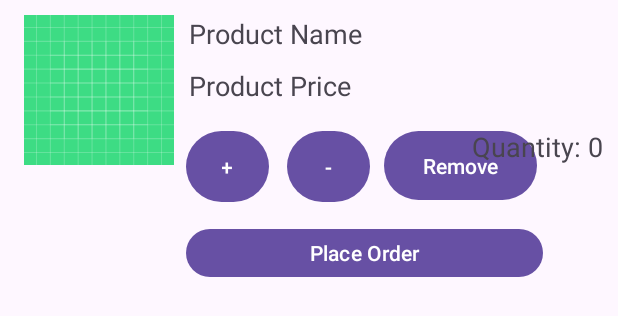
After one commit to LuciOddCode/MyCakeLk, an Android app: the layout item_product_cart.xml on its own in the app's theme, with its tools: preview values and no code run, on a phone screen of 412 x 824 dp. The commit adds this screen. Shown: the top 316 px of the screen. Run offline under Robolectric (Android 15) with nearby library versions, the phone set to English and light mode, and no system bars.

Commit message:
Changes has made

```diff
--- a/app/src/main/java/com/example/mycake/CakeAdapter.java
+++ b/app/src/main/java/com/example/mycake/CakeAdapter.java
@@ -28,7 +28,7 @@ public class CakeAdapter extends RecyclerView.Adapter<CakeAdapter.CakeViewHolder
     @NonNull
     @Override
     public CakeViewHolder onCreateViewHolder(@NonNull ViewGroup parent, int viewType) {
-        View view = LayoutInflater.from(parent.getContext()).inflate(R.layout.fragment_home, parent, false);
+        View view = LayoutInflater.from(parent.getContext()).inflate(R.layout.fragment_cake_item, parent, false);
         return new CakeViewHolder(view);
     }
 
@@ -67,7 +67,7 @@ public class CakeAdapter extends RecyclerView.Adapter<CakeAdapter.CakeViewHolder
             tvCakeName.setText("Name : "+cake.getName());
             tvCakePrice.setText("Price Rs: "+cake.getPrice());
             tvCakeDescription.setText(cake.getDescription());
-            ivCakeImage.setImageResource(Integer.parseInt(cake.getImage()));
+
             tvCakeCategory.setText("Category : "+cake.getCategory());
             btnAddToCart.setOnClickListener(v -> cakeActionListener.onAddToCart(cake));
 
--- a/app/src/main/java/com/example/mycake/MainActivity.java
+++ b/app/src/main/java/com/example/mycake/MainActivity.java
@@ -51,6 +51,8 @@ public class MainActivity extends AppCompatActivity {
         DBHelperUser dbHelperUser = new DBHelperUser(this);
         SQLiteDatabase db = dbHelperUser.getWritableDatabase();
 
+        dbHelperUser.addSampleData();
+
         /*login*/
         btnLogin.setOnClickListener(v -> {
             String email = txtEmail.getText().toString();
--- /dev/null
+++ b/app/src/main/res/layout/item_product_cart.xml
@@ -0,0 +1,115 @@
+<?xml version="1.0" encoding="utf-8"?>
+<androidx.constraintlayout.widget.ConstraintLayout xmlns:android="http://schemas.android.com/apk/res/android"
+    xmlns:tools="http://schemas.android.com/tools"
+    android:layout_width="match_parent"
+    android:layout_height="wrap_content"
+    xmlns:app="http://schemas.android.com/apk/res-auto">
+
+    <ImageView
+        android:id="@+id/image_view"
+        android:layout_width="100dp"
+        android:layout_height="100dp"
+        android:layout_marginStart="16dp"
+        android:layout_marginTop="10dp"
+        android:layout_marginBottom="10dp"
+        android:scaleType="centerCrop"
+        android:src="@drawable/ic_launcher_background"
+        app:layout_constraintBottom_toBottomOf="parent"
+        app:layout_constraintStart_toStartOf="parent"
+        app:layout_constraintTop_toTopOf="parent"
+        app:layout_constraintVertical_bias="0.0" />
+
+    <TextView
+        android:id="@+id/text_view_name"
+        android:layout_width="0dp"
+        android:layout_height="wrap_content"
+        android:layout_marginStart="10dp"
+        android:layout_marginTop="10dp"
+        android:layout_marginEnd="10dp"
+        android:text="Product Name"
+        android:textSize="18sp"
+        app:layout_constraintStart_toEndOf="@id/image_view"
+        app:layout_constraintTop_toTopOf="parent"
+        app:layout_constraintEnd_toEndOf="parent" />
+
+    <TextView
+        android:id="@+id/text_view_price"
+        android:layout_width="0dp"
+        android:layout_height="wrap_content"
+        android:layout_marginStart="10dp"
+        android:layout_marginTop="10dp"
+        android:layout_marginEnd="10dp"
+        android:text="Product Price"
+        android:textSize="18sp"
+        app:layout_constraintStart_toEndOf="@id/image_view"
+        app:layout_constraintTop_toBottomOf="@id/text_view_name"
+        app:layout_constraintEnd_toEndOf="parent" />
+
+    <Button
+        android:id="@+id/button_remove"
+        android:layout_width="102dp"
+        android:layout_height="54dp"
+        android:layout_marginStart="140dp"
+        android:layout_marginTop="10dp"
+        android:layout_marginBottom="10dp"
+        android:text="Remove"
+        app:layout_constraintBottom_toBottomOf="parent"
+        app:layout_constraintStart_toEndOf="@id/image_view"
+        app:layout_constraintTop_toBottomOf="@id/text_view_price"
+        app:layout_constraintVertical_bias="0.07" />
+
+    <Button
+        android:id="@+id/button_order"
+        android:layout_width="238dp"
+        android:layout_height="40dp"
+        android:layout_marginStart="8dp"
+        android:layout_marginTop="10dp"
+        android:layout_marginBottom="10dp"
+        android:text="Place Order"
+        app:layout_constraintBottom_toBottomOf="parent"
+        app:layout_constraintStart_toEndOf="@id/image_view"
+        app:layout_constraintTop_toBottomOf="@id/button_subtract"
+        app:layout_constraintVertical_bias="1.0" />
+
+    <TextView
+        android:id="@+id/text_view_quantity"
+        android:layout_width="wrap_content"
+        android:layout_height="wrap_content"
+        android:layout_marginStart="10dp"
+        android:layout_marginTop="16dp"
+        android:layout_marginEnd="10dp"
+        android:text="Quantity: 0"
+        android:textSize="18sp"
+        app:layout_constraintEnd_toEndOf="parent"
+        app:layout_constraintHorizontal_bias="1.0"
+        app:layout_constraintStart_toEndOf="@id/button_remove"
+        app:layout_constraintTop_toBottomOf="@id/text_view_price" />
+
+    <Button
+        android:id="@+id/button_add"
+        android:layout_width="55dp"
+        android:layout_height="55dp"
+        android:layout_marginStart="8dp"
+        android:layout_marginTop="10dp"
+        android:layout_marginBottom="10dp"
+        android:text="+"
+        app:layout_constraintBottom_toBottomOf="parent"
+        app:layout_constraintStart_toEndOf="@id/image_view"
+        app:layout_constraintTop_toBottomOf="@id/text_view_price"
+        app:layout_constraintVertical_bias="0.072" />
+
+    <Button
+        android:id="@+id/button_subtract"
+        android:layout_width="55dp"
+        android:layout_height="55dp"
+        android:layout_marginStart="12dp"
+        android:layout_marginTop="10dp"
+        android:layout_marginBottom="10dp"
+        android:text="-"
+        app:layout_constraintBottom_toBottomOf="parent"
+        app:layout_constraintStart_toEndOf="@id/button_add"
+        app:layout_constraintTop_toBottomOf="@id/text_view_price"
+        app:layout_constraintVertical_bias="0.072" />
+
+
+</androidx.constraintlayout.widget.ConstraintLayout>
```
Also changed, not shown: app/src/main/java/com/example/mycake/CartAdapter.java (added, +92 -0 lines), app/src/main/java/com/example/mycake/OnCartActionListener.java (added, +8 -0 lines), app/src/main/java/com/example/mycake/ProductCart.java (+63 -27 lines), app/src/main/java/com/example/mycake/UserHome.java (+100 -15 lines), app/src/main/java/com/example/mycake/data/model/CartItem.java (added, +53 -0 lines), app/src/main/java/com/example/mycake/db/DBHelperUser.java (+125 -3 lines), app/src/main/res/layout/fragment_product_cart.xml (+10 -3 lines), app/src/main/res/layout/fragment_user_home.xml (+1 -6 lines).
